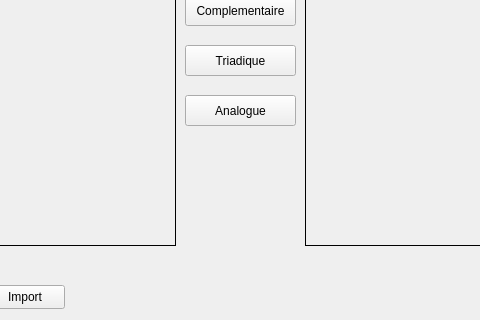
Qt form Code/HarmonieApp/mainwindow.ui (thi-christine-nguyen/HarmonieDesCouleurs-ProjetImage) before a commit; both pictures show x 155 to 635 and y 155 to 475 of the 800 by 600 pixel window.
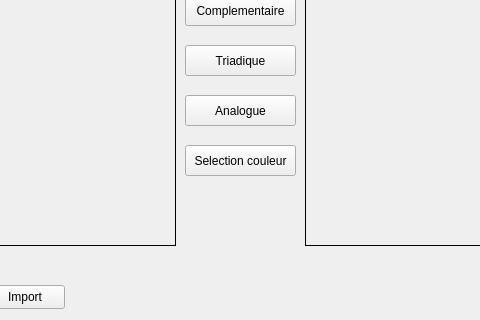
The same form after that commit.

Diff of the .ui file:
```diff
--- a/Code/HarmonieApp/mainwindow.ui
+++ b/Code/HarmonieApp/mainwindow.ui
@@ -111,6 +111,19 @@
      <string>Analogue</string>
     </property>
    </widget>
+   <widget class="QPushButton" name="Selectioncourleur">
+    <property name="geometry">
+     <rect>
+      <x>340</x>
+      <y>300</y>
+      <width>111</width>
+      <height>31</height>
+     </rect>
+    </property>
+    <property name="text">
+     <string>Selection couleur</string>
+    </property>
+   </widget>
   </widget>
   <widget class="QMenuBar" name="menubar">
    <property name="geometry">
```
